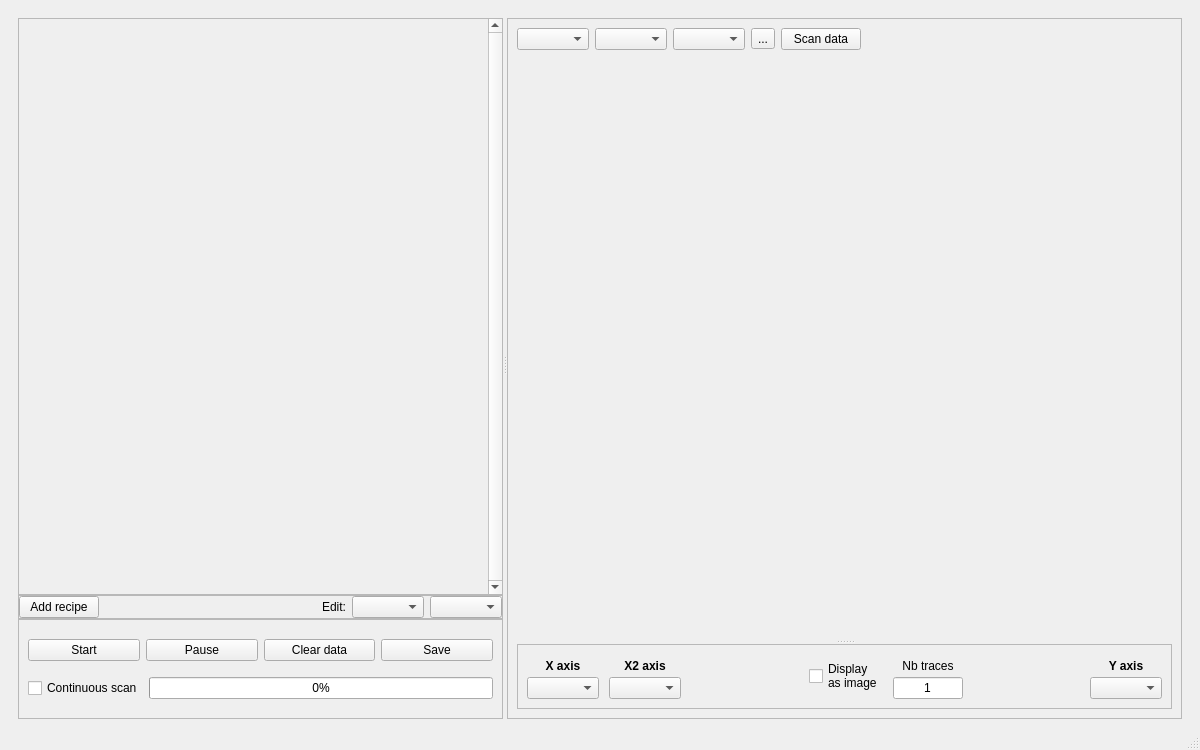
First picture: the form in autolab/core/gui/scanning/interface.ui, repository autolab-project/autolab, before the edit.
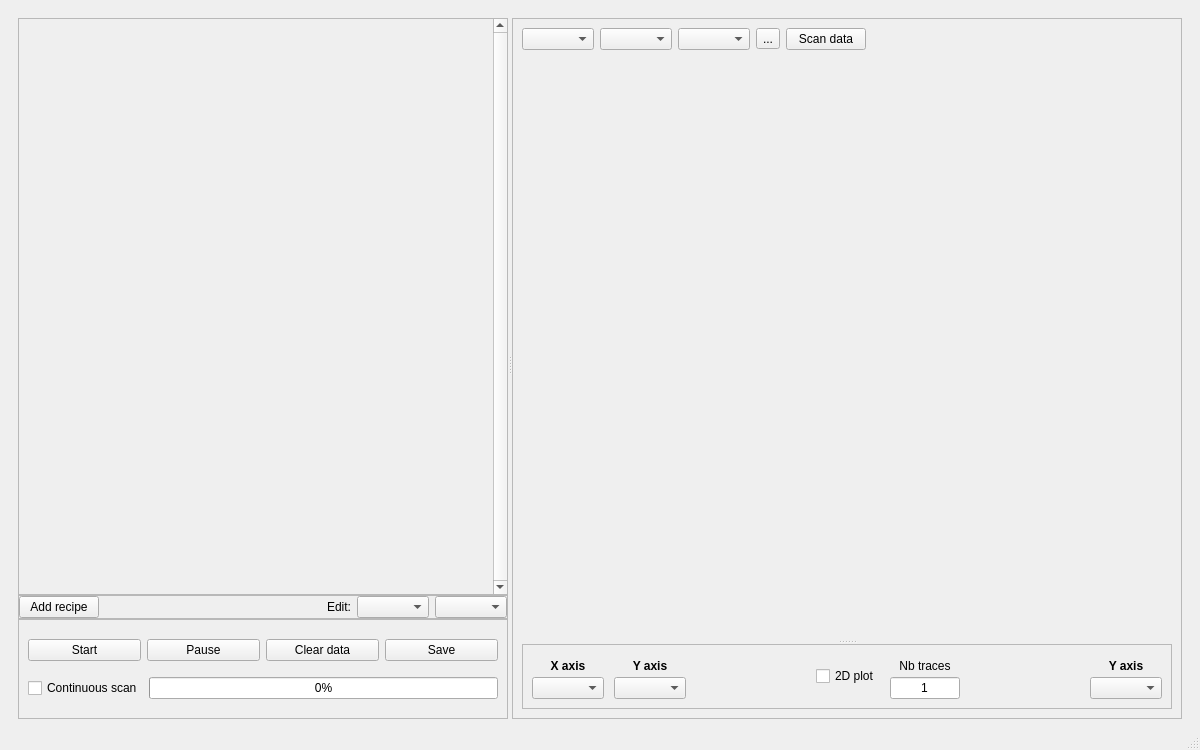
Second picture: the form after the edit.

Commit message:
Better scan 2D image
- Changed ImageView to PColorMeshItem to plot scan as 2D image.
- Now z data is plotted according to x and y values.

Issues remaining:
- Setting log scale in plot doesn't display the correct axes values
- NaN values are converted to low values to avoid error, need to see how not to display nan values instead

Diff of the .ui file:
```diff
--- a/autolab/core/gui/scanning/interface.ui
+++ b/autolab/core/gui/scanning/interface.ui
@@ -448,7 +448,7 @@
                        </font>
                       </property>
                       <property name="text">
-                       <string>X2 axis</string>
+                       <string>Y axis</string>
                       </property>
                       <property name="alignment">
                        <set>Qt::AlignCenter</set>
@@ -480,8 +480,7 @@
                   <item>
                    <widget class="QCheckBox" name="variable_x2_checkBox">
                     <property name="text">
-                     <string>Display
-as image</string>
+                     <string>2D plot</string>
                     </property>
                    </widget>
                   </item>
```
Left out of the diff: 5 changed lines with no effect on the pictures. The commit also changes 2 other files.
